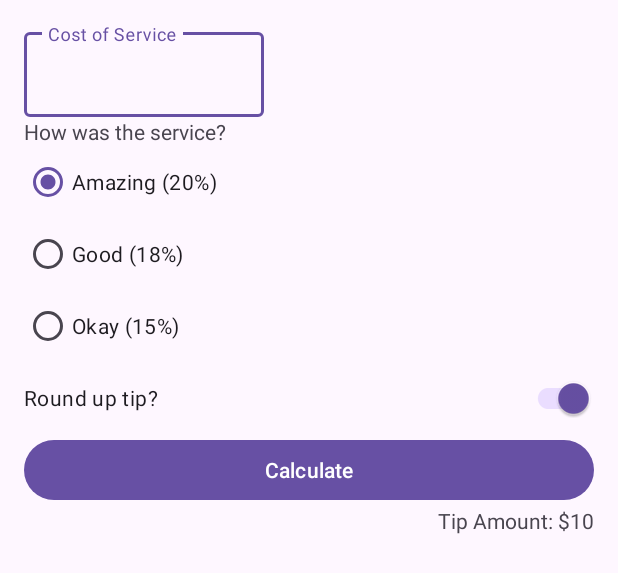
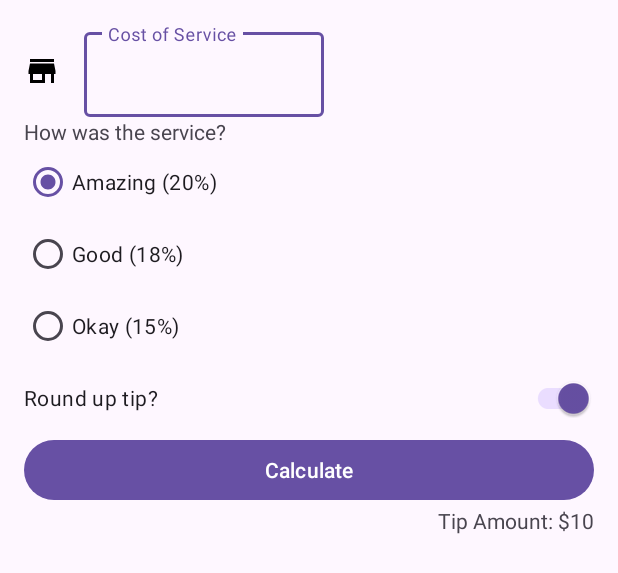
Before and after one commit to BogdanNegativ/Tip_Time, an Android app: the layout activity_main.xml on its own in the app's theme, with its tools: preview values and no code run, on a phone screen of 412 x 824 dp. Shown: the top 573 px of the screen. Run offline under Robolectric (Android 15) with nearby library versions, the phone set to English and light mode, and no system bars.

Commit message:
Add ImageView

```diff
--- a/app/src/main/res/layout/activity_main.xml
+++ b/app/src/main/res/layout/activity_main.xml
@@ -7,13 +7,24 @@
     android:padding="16dp"
     tools:context=".MainActivity">
 
+    <ImageView
+        android:id="@+id/icon_cost_of_service"
+        android:layout_width="wrap_content"
+        android:layout_height="wrap_content"
+        android:importantForAccessibility="no"
+        app:srcCompat="@drawable/ic_store"
+        app:layout_constraintStart_toStartOf="parent"
+        app:layout_constraintTop_toTopOf="@id/cost_of_service"
+        app:layout_constraintBottom_toBottomOf="@id/cost_of_service" />
+
     <com.google.android.material.textfield.TextInputLayout
         android:id="@+id/cost_of_service"
         android:layout_width="160dp"
         android:layout_height="wrap_content"
         android:hint="@string/cost_of_service"
-        app:layout_constraintStart_toStartOf="parent"
-        app:layout_constraintTop_toTopOf="parent">
+        app:layout_constraintTop_toTopOf="parent"
+        android:layout_marginStart="16dp"
+        app:layout_constraintStart_toEndOf="@id/icon_cost_of_service">
 
         <com.google.android.material.textfield.TextInputEditText
             android:id="@+id/cost_of_service_edit_text"
```
